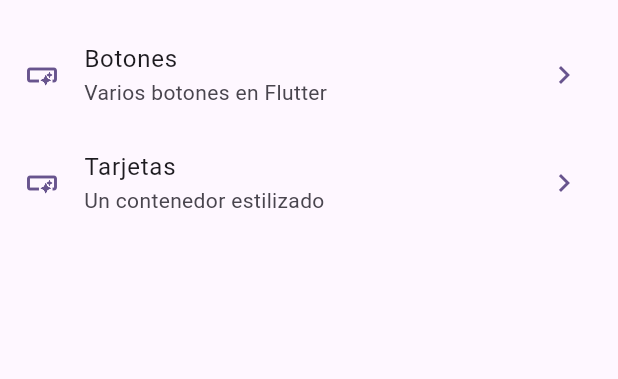
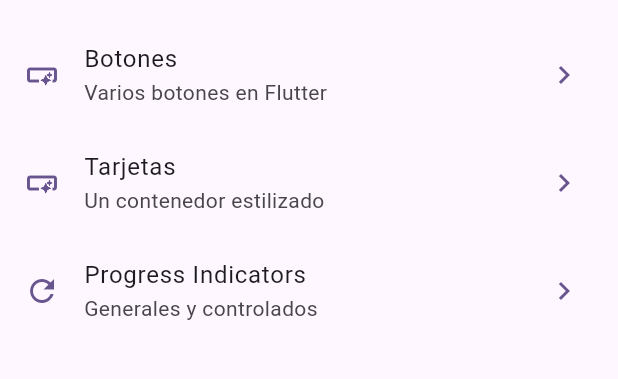
Before and after one commit to eacardenase/flutter-widgets, a Flutter app: the screen it shows after launch, on a phone screen of 412 x 824 dp, the part 63-442 px from its top. Run offline on Flutter 3.47's test engine with Material 3 defaults, Android fonts, the phone set to English and light mode, and no system bars; our stand-ins replace go_router.

Commit message:
feat: infinite progress indicator

```diff
--- a/lib/config/menu/menu_items.dart
+++ b/lib/config/menu/menu_items.dart
@@ -27,4 +27,10 @@ const appMenuItems = <MenuItem>[
     link: '/cards',
     icon: Icons.smart_button_outlined,
   ),
+  MenuItem(
+    title: 'Progress Indicators',
+    subTitle: 'Generales y controlados',
+    link: '/progress',
+    icon: Icons.refresh,
+  ),
 ];
--- a/lib/config/router/app_router.dart
+++ b/lib/config/router/app_router.dart
@@ -20,5 +20,10 @@ final appRouter = GoRouter(
       path: '/cards',
       builder: (context, state) => const CardsScreen(),
     ),
+    GoRoute(
+      name: ProgressScreen.name,
+      path: '/progress',
+      builder: (context, state) => const ProgressScreen(),
+    ),
   ],
 );
```
Also changed, not shown: lib/presentation/screens/progress/progress_screen.dart (+34 -1 lines).
